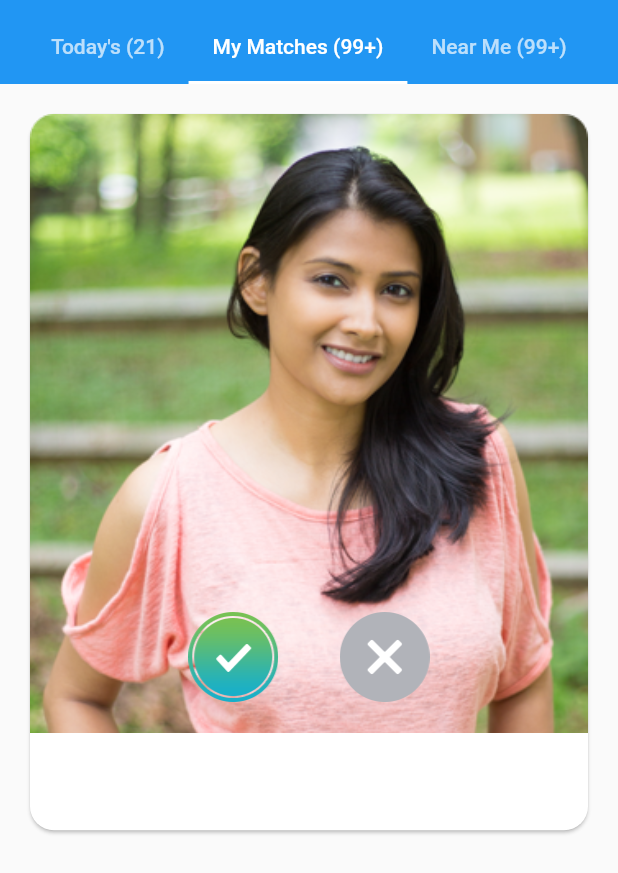
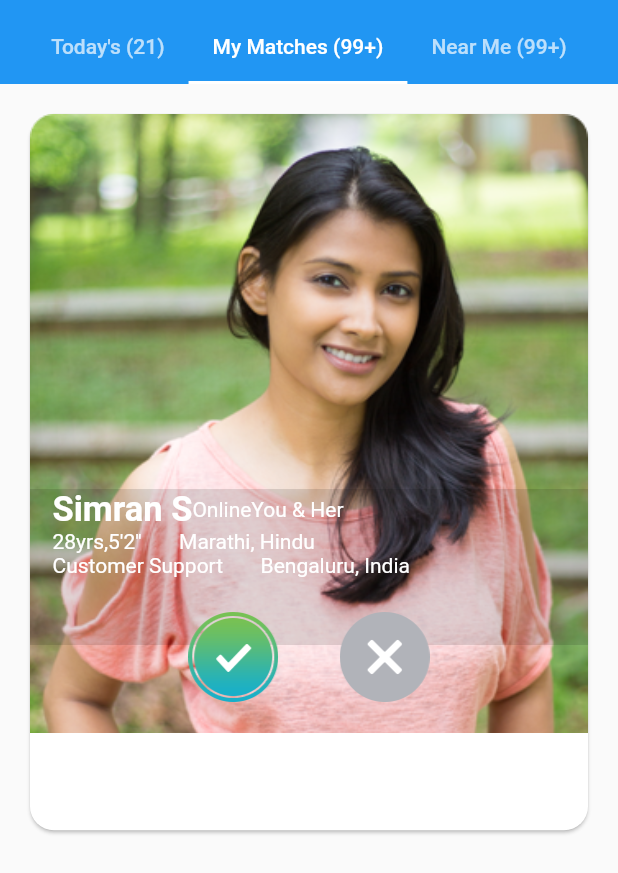
Before and after one commit to CRUSADER1912/flutter_challenge, a Flutter app: the screen it shows after launch, on a phone screen of 412 x 824 dp. Shown: the top 873 px of the screen. Run offline on Flutter 3.47's test engine with Material 2 defaults, Android fonts, the phone set to English and light mode, and no system bars.

Commit message:
Initial profile Name with hero widget

```diff
--- a/lib/detail_screen.dart
+++ b/lib/detail_screen.dart
@@ -1,5 +1,6 @@
 import 'package:flutter/material.dart';
 import 'package:flutter_app/image_load_widget.dart';
+import 'package:flutter_app/profileNamesWidget.dart';
 
 class DetailScreen extends StatefulWidget {
   @override
@@ -21,6 +22,14 @@ class _DetailScreenState extends State<DetailScreen> {
                   tag: 'CTO',
                   child: new ImageLoadindWidget(
                       'https://img1.shaadi.com/2017/11/26/7SH00844945-622486-male.webp',487 / 600),),
+            ),
+            new Container(
+              child: new Column(
+                children: <Widget>[
+                  new SizedBox(height: 340.0,),
+                  new Hero(tag: 'profile_name_widget',child: new ProfileNames()),
+                ],
+              ),
             ),
             new Container(
               height: double.maxFinite,
--- a/lib/matches_screen.dart
+++ b/lib/matches_screen.dart
@@ -1,5 +1,6 @@
 import 'package:flutter/material.dart';
 import 'package:flutter_app/img_widget.dart';
+import 'package:flutter_app/profileNamesWidget.dart';
 
 class MatchesScreen extends StatefulWidget {
   @override
@@ -18,6 +19,14 @@ class _MatchesScreenState extends State<MatchesScreen> {
             child: new Stack(
               children: <Widget>[
                 new ImageWidget(),
+                new Container(
+                  child: new Column(
+                    children: <Widget>[
+                      new SizedBox(height: 250.0,),
+                      new Hero(tag:'profile_name_widget',child: new ProfileNames()),
+                    ],
+                  ),
+                ),
                 new Container(
                   height: 400.0,
                   child: new Column(
--- /dev/null
+++ b/lib/profileNamesWidget.dart
@@ -0,0 +1,69 @@
+import 'package:flutter/material.dart';
+
+class ProfileNames extends StatelessWidget {
+  @override
+  Widget build(BuildContext context) {
+    return new Material(
+      color: Colors.black12,
+      child: new Padding(
+        padding: const EdgeInsets.fromLTRB(15.0,0.0,15.0,15.0),
+        child: new Column(
+          children: <Widget>[
+            new Row(
+              children: <Widget>[
+                new Text(
+                  'Simran S',
+                  style: new TextStyle(
+                      fontSize: 23.0,
+                      fontWeight: FontWeight.bold,
+                      color: Colors.white),
+                ),
+                new Text(
+                  'Online',
+                  style: new TextStyle(fontSize: 14.0, color: Colors.white),
+                ),
+                new Text(
+                  'You & Her',
+                  style: new TextStyle(fontSize: 14.0, color: Colors.white),
+                )
+              ],
+            ),
+            new Row(
+              children: <Widget>[
+                new Text(
+                  "28yrs,5'2''",
+                  style: new TextStyle(fontSize: 14.0, color: Colors.white),
+                ),
+                new SizedBox(
+                  width: 25.0,
+                ),
+                new Text(
+                  "Marathi, Hindu",
+                  style: new TextStyle(fontSize: 14.0, color: Colors.white),
+                )
+              ],
+            ),
+            new Row(
+              children: <Widget>[
+                new Text(
+                  "Customer Support",
+                  style: new TextStyle(fontSize: 14.0, color: Colors.white),
+                ),
+                new SizedBox(
+                  width: 25.0,
+                ),
+                new Text(
+                  "Bengaluru, India",
+                  style: new TextStyle(fontSize: 14.0, color: Colors.white),
+                )
+              ],
+            ),
+            new SizedBox(
+              height: 30.0,
+            )
+          ],
+        ),
+      ),
+    );
+  }
+}
```
